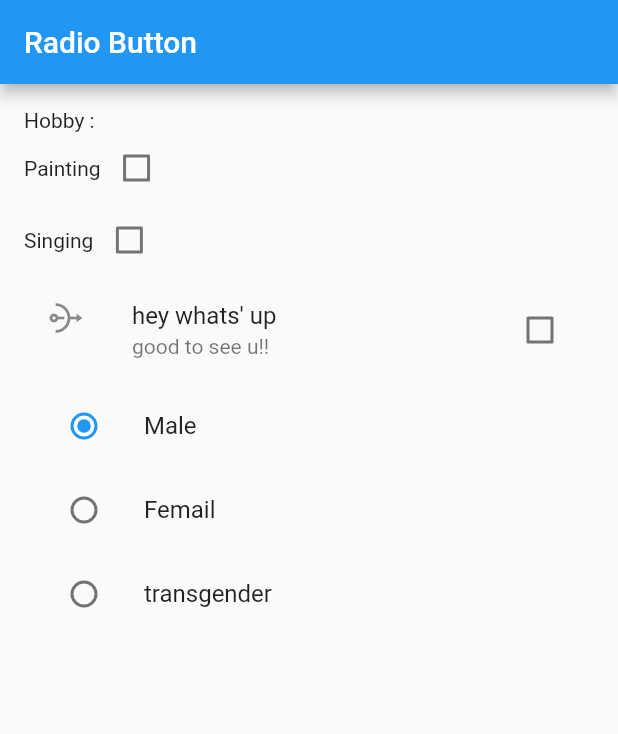
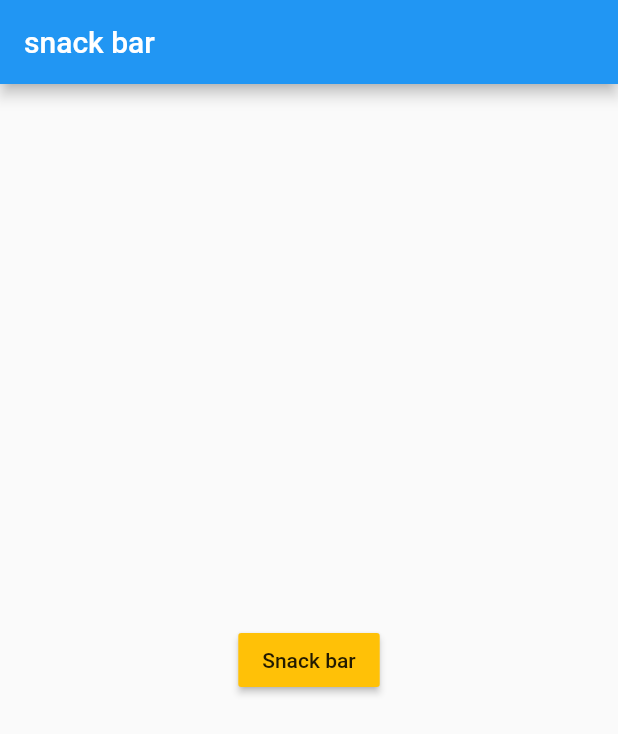
Before and after one commit to Mrinalsharma1/flutter_app, a Flutter app: the screen it shows after launch, on a phone screen of 412 x 824 dp. Shown: the top 734 px of the screen. Run offline on Flutter 3.47's test engine with Material 2 defaults, Android fonts, the phone set to English and light mode, and no system bars.

Commit message:
21 days progress and snack bar

```diff
--- a/lib/main.dart
+++ b/lib/main.dart
@@ -1,111 +1,91 @@
+import 'package:flutter/cupertino.dart';
 import 'package:flutter/material.dart';
 
 void main() {
   runApp(MyApp());
 }
 
-class MyApp extends StatefulWidget {
-  @override
-  _MyAppState createState() => _MyAppState();
-}
-
-enum Gender { male, female, transgender }
-
-class _MyAppState extends State<MyApp> {
-  bool firstbox = false;
-  bool secondbox = false;
-  bool thirdbox = false;
-  Gender gender = Gender.male;
+class MyApp extends StatelessWidget {
   @override
   Widget build(BuildContext context) {
     return MaterialApp(
-      debugShowCheckedModeBanner: false,
       home: Scaffold(
         appBar: AppBar(
-          title: Text("Radio Button"),
+          title: Text("snack bar"),
         ),
-        body: Container(
-          padding: EdgeInsets.all(16.0),
-          child: Column(
+        // body: linear_progress_bar(), this is first type of progress bar
+        // body: circular_progress_bar(), this is second type of progress bar
+        body: snack_bar(),
+      ),
+    );
+  }
+}
+
+class linear_progress_bar extends StatefulWidget {
+  @override
+  _linear_progress_barState createState() => _linear_progress_barState();
+}
+
+class _linear_progress_barState extends State<linear_progress_bar> {
+  bool loading = false;
+  @override
+  Widget build(BuildContext context) {
+    return Scaffold(
+      body: Column(
         children: [
-              Row(
-                children: [
-                  Text("Hobby :"),
-                ],
+          Center(
+            child: Container(
+              margin: EdgeInsets.all(10.0),
+              child: loading
+                  ? LinearProgressIndicator()
+                  : Text("Please check to download"),
             ),
-              Row(
-                children: [
-                  Text("Painting"),
-                  Checkbox(
-                      activeColor: Colors.redAccent,
-                      checkColor: Colors.amber,
-                      value: this.firstbox,
-                      onChanged: (bool value) {
+          ),
+          RaisedButton(
+            child: Text("Download"),
+            color: Colors.amberAccent,
+            onPressed: () {
               setState(() {
-                          this.firstbox = value;
+                loading = !loading;
               });
-                      }),
-                ],
-              ),
-              Row(
-                children: [
-                  Text("Singing"),
-                  Checkbox(
-                      value: this.secondbox,
-                      onChanged: (bool value) {
-                        setState(() {
-                          this.secondbox = value;
-                        });
-                      }),
-                ],
-              ),
-              CheckboxListTile(
-                  title: Text("hey whats' up"),
-                  subtitle: Text("good to see u!!"),
-                  secondary: Icon(Icons.nat),
-                  value: this.thirdbox,
-                  onChanged: (bool value) {
-                    setState(() {
-                      this.thirdbox = value;
-                    });
-                  }),
-              ListTile(
-                leading: Radio(
-                    value: Gender.male,
-                    groupValue: gender,
-                    onChanged: (Gender value) {
-                      setState(() {
-                        this.gender = value;
-                      });
-                    }),
-                title: Text("Male"),
-              ),
-              ListTile(
-                leading: Radio(
-                    value: Gender.female,
-                    groupValue: gender,
-                    onChanged: (Gender value) {
-                      setState(() {
-                        this.gender = value;
-                      });
-                    }),
-                title: Text("Femail"),
-              ),
-              ListTile(
-                leading: Radio(
-                    value: Gender.transgender,
-                    groupValue: gender,
-                    onChanged: (Gender value) {
-                      setState(() {
-                        this.gender = value;
-                      });
-                    }),
-                title: Text("transgender"),
+            },
           ),
         ],
       ),
+    );
+  }
+}
+
+class circular_progress_bar extends StatelessWidget {
+  @override
+  Widget build(BuildContext context) {
+    return Center(
+      child: Container(
+        child: CircularProgressIndicator(
+          strokeWidth: 2,
         ),
       ),
     );
   }
 }
+
+class snack_bar extends StatelessWidget {
+  @override
+  Widget build(BuildContext context) {
+    return Center(
+      child: Container(
+        child: RaisedButton(
+          child: Text("Snack bar"),
+          color: Colors.amber,
+          onPressed: () {
+            final msg = SnackBar(
+              content: Text("This is Notification"),
+              duration: Duration(seconds: 10),
+            );
+            Scaffold.of(context).showSnackBar(msg);
+          },
+        ),
+      ),
+    );
+  }
+}
```
Lines whose indentation alone changed are shown as unchanged.
